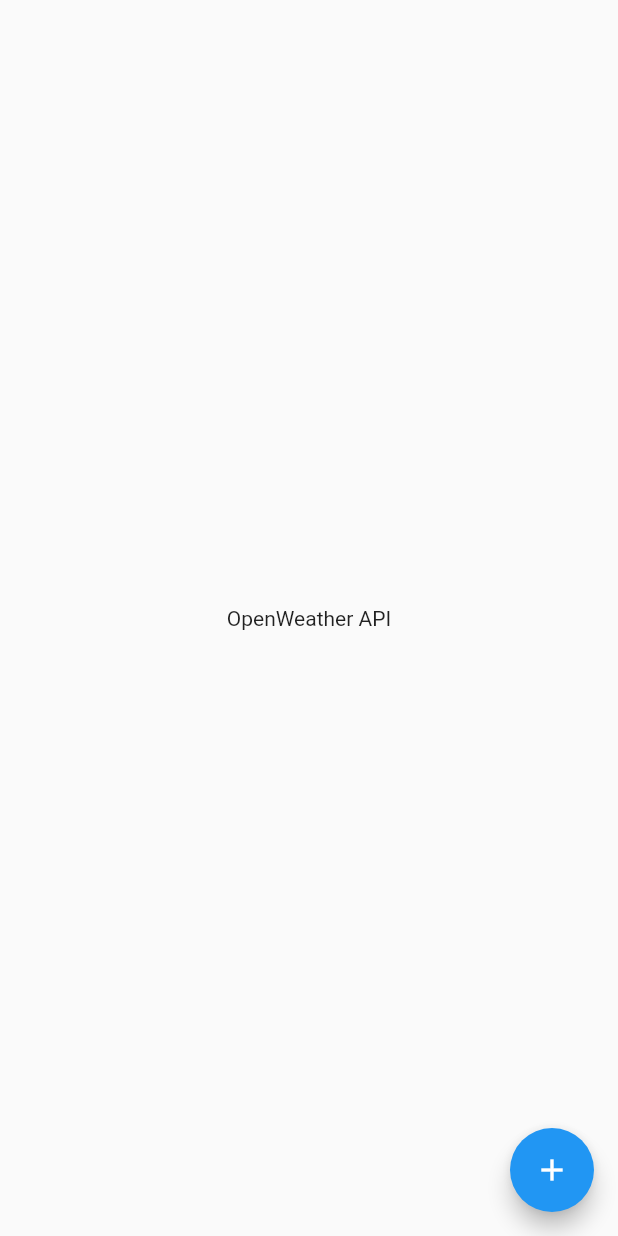
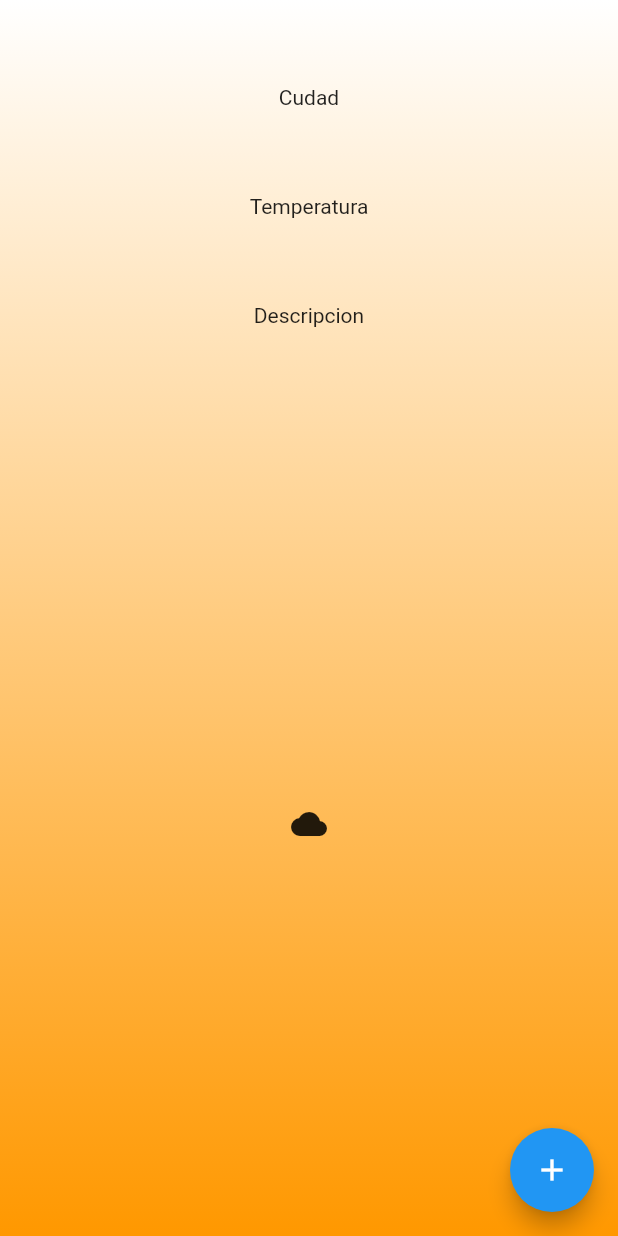
Before and after one commit to Luis-MX/01_app_flutter_bloc, a Flutter app: the screen it shows after launch, on a phone screen of 412 x 824 dp. Run offline on Flutter 3.47's test engine with Material 2 defaults, Android fonts, the phone set to English and light mode, and no system bars.

Commit message:
Interfaz API OpenWeather

```diff
--- a/lib/src/ui/pantalla_principal.dart
+++ b/lib/src/ui/pantalla_principal.dart
@@ -34,8 +34,41 @@ class PantallaPrincipal extends StatelessWidget {
           ],
         ),
       ),
-      body: Center(
-        child: Text("OpenWeather API"),
+      body: Container(
+        decoration: BoxDecoration(
+          gradient: LinearGradient(
+            begin: AlignmentDirectional.topCenter,
+            end: AlignmentDirectional.bottomCenter,
+            colors: [
+              Colors.white,
+              Colors.orange
+            ]
+          ),
+        ),
+        child: Center(
+          child: Flex(
+            mainAxisAlignment: MainAxisAlignment.center,
+            crossAxisAlignment: CrossAxisAlignment.center,
+            direction: Axis.vertical,
+            children: <Widget>[
+              Expanded(
+                flex: 1,
+                child: Column(
+                  mainAxisAlignment: MainAxisAlignment.spaceEvenly,
+                  children: <Widget>[
+                    Text("Cudad"),
+                    Text("Temperatura"),
+                    Text("Descripcion"),
+                  ],
+                ),
+              ),
+              Expanded(
+                flex: 2,
+                child: Icon(Icons.cloud),
+              )
+            ],
+          ),
+        ),
       ),
       floatingActionButton: FloatingActionButton(
         child: Icon(Icons.add),
```
